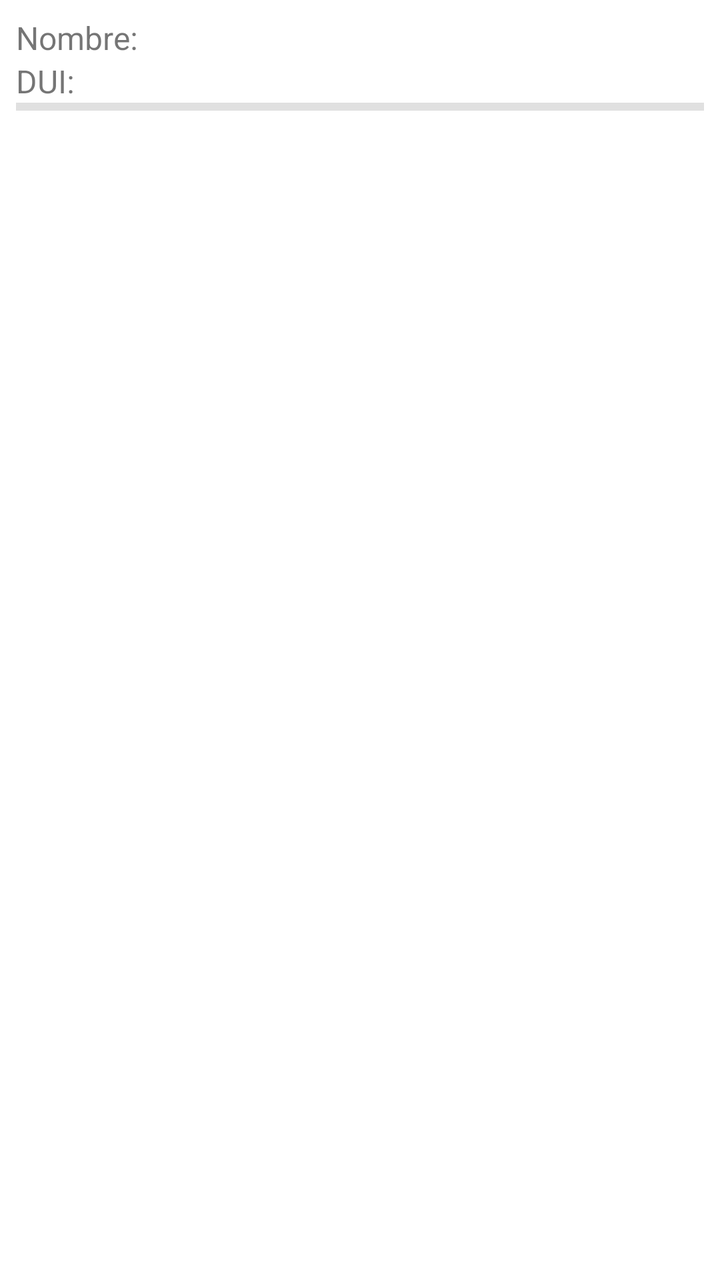
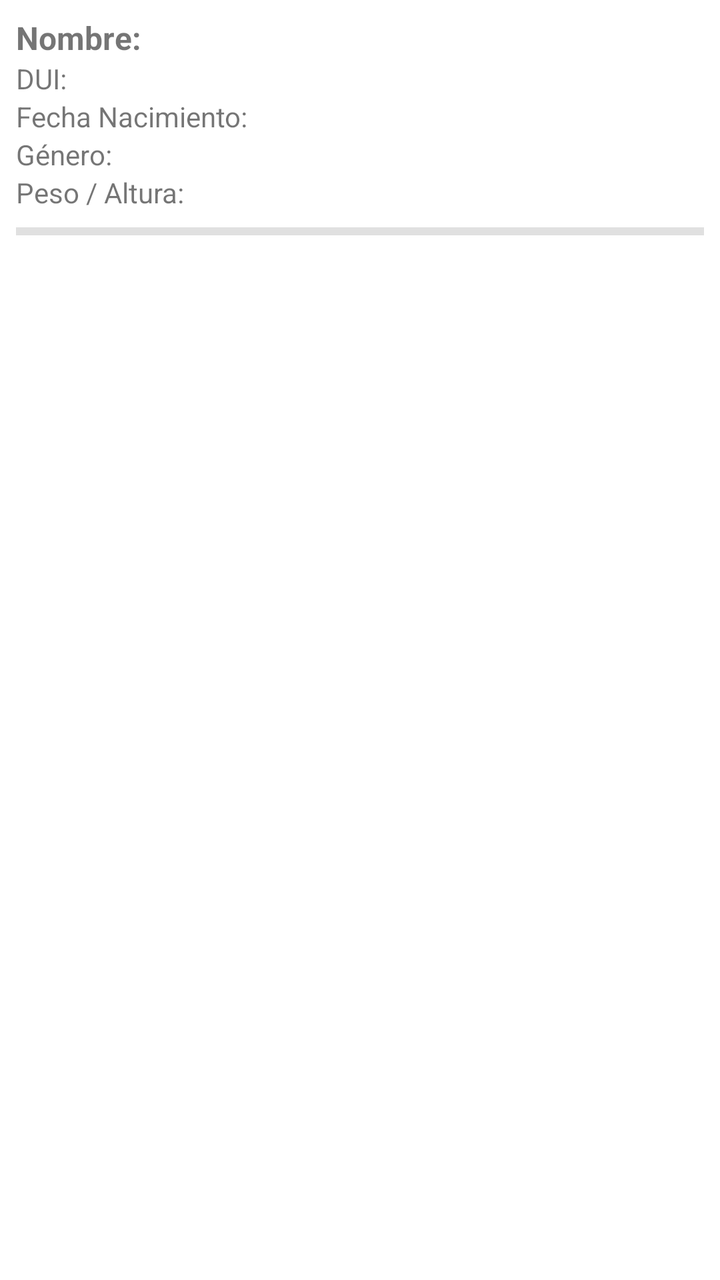

Screens rendered from an Android XML layout before and after an edit, with the pre-edit source and the edit as a unified diff.
<!-- AndroidManifest.xml: application theme Theme.RealtimeDatabase -->
<!-- res/layout/persona_layout.xml -->
<?xml version="1.0" encoding="utf-8"?>
<LinearLayout
    xmlns:android="http://schemas.android.com/apk/res/android"
    android:layout_width="match_parent"
    android:layout_height="wrap_content"
    android:orientation="vertical"
    android:padding="8dp">
    <TextView
        android:id="@+id/tvNombre"
        android:layout_width="wrap_content"
        android:layout_height="wrap_content"
        android:text="Nombre: "
        android:textSize="16sp" />
    <TextView
        android:id="@+id/tvDUI"
        android:layout_width="wrap_content"
        android:layout_height="wrap_content"
        android:text="DUI: "
        android:textSize="16sp" />
    <View style="@style/Divider"/>
</LinearLayout>
<!-- resources referenced by this layout -->
<resources>
  <style name="Divider">
          <item name="android:layout_width">match_parent</item>
          <item name="android:layout_height">4dp</item>
          <item name="android:background">?android:attr/listDivider</item>
      </style>
  <style name="Theme.RealtimeDatabase" parent="Base.Theme.RealtimeDatabase" />
  <style name="Base.Theme.RealtimeDatabase" parent="Theme.MaterialComponents.DayNight.DarkActionBar">
          
          <item name="colorPrimary">@color/purple_500</item>
          <item name="colorPrimaryVariant">@color/purple_700</item>
          <item name="colorOnPrimary">@color/white</item>
          
          <item name="colorSecondary">@color/teal_200</item>
          <item name="colorSecondaryVariant">@color/teal_700</item>
          <item name="colorOnSecondary">@color/black</item>
          
          <item name="android:statusBarColor">?attr/colorPrimaryVariant</item>
      </style>
  <color name="purple_500">#FF6200EE</color>
  <color name="purple_700">#FF3700B3</color>
  <color name="white">#FFFFFFFF</color>
  <color name="teal_200">#FF03DAC5</color>
  <color name="teal_700">#FF018786</color>
  <color name="black">#FF000000</color>
</resources>

<!-- the commit's change to res/layout/persona_layout.xml (unified diff, before → after) -->
@@ -5,17 +5,42 @@
     android:layout_height="wrap_content"
     android:orientation="vertical"
     android:padding="8dp">
+
     <TextView
         android:id="@+id/tvNombre"
         android:layout_width="wrap_content"
         android:layout_height="wrap_content"
         android:text="Nombre: "
-        android:textSize="16sp" />
+        android:textSize="16sp"
+        android:textStyle="bold" />
+
     <TextView
         android:id="@+id/tvDUI"
         android:layout_width="wrap_content"
         android:layout_height="wrap_content"
         android:text="DUI: "
-        android:textSize="16sp" />
-    <View style="@style/Divider"/>
+        android:textSize="14sp" />
+
+    <TextView
+        android:id="@+id/tvFechaNacimiento"
+        android:layout_width="wrap_content"
+        android:layout_height="wrap_content"
+        android:text="Fecha Nacimiento: "
+        android:textSize="14sp" />
+
+    <TextView
+        android:id="@+id/tvGenero"
+        android:layout_width="wrap_content"
+        android:layout_height="wrap_content"
+        android:text="Género: "
+        android:textSize="14sp" />
+
+    <TextView
+        android:id="@+id/tvPesoAltura"
+        android:layout_width="wrap_content"
+        android:layout_height="wrap_content"
+        android:text="Peso / Altura: "
+        android:textSize="14sp" />
+
+    <View style="@style/Divider" android:layout_marginTop="8dp" />
 </LinearLayout>
